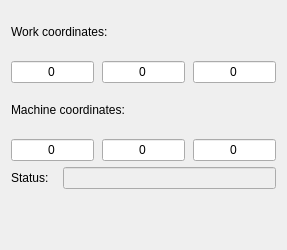
This is View/StateForm.ui in octronic-uk/Candle as Qt 5 draws it before an edit. The edited form follows.
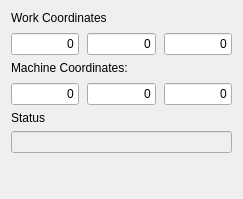
This is the edited form.

Diff of the .ui file:
```diff
--- a/View/StateForm.ui
+++ b/View/StateForm.ui
@@ -6,14 +6,14 @@
    <rect>
     <x>0</x>
     <y>0</y>
-    <width>287</width>
-    <height>250</height>
+    <width>243</width>
+    <height>199</height>
    </rect>
   </property>
   <property name="windowTitle">
    <string>Form</string>
   </property>
-  <layout class="QVBoxLayout" name="verticalLayout">
+  <layout class="QVBoxLayout" name="verticalLayout_2">
    <item>
     <layout class="QVBoxLayout" name="verticalLayout_4">
      <property name="spacing">
@@ -24,7 +24,7 @@
        <item>
         <widget class="QLabel" name="label">
          <property name="text">
-          <string>Work coordinates:</string>
+          <string>Work Coordinates</string>
          </property>
         </widget>
        </item>
@@ -44,7 +44,7 @@
           <string>0</string>
          </property>
          <property name="alignment">
-          <set>Qt::AlignCenter</set>
+          <set>Qt::AlignRight|Qt::AlignTrailing|Qt::AlignVCenter</set>
          </property>
          <property name="readOnly">
           <bool>true</bool>
@@ -60,7 +60,7 @@
           <string>0</string>
          </property>
          <property name="alignment">
-          <set>Qt::AlignCenter</set>
+          <set>Qt::AlignRight|Qt::AlignTrailing|Qt::AlignVCenter</set>
          </property>
          <property name="readOnly">
           <bool>true</bool>
@@ -76,7 +76,7 @@
           <string>0</string>
          </property>
          <property name="alignment">
-          <set>Qt::AlignCenter</set>
+          <set>Qt::AlignRight|Qt::AlignTrailing|Qt::AlignVCenter</set>
          </property>
          <property name="readOnly">
           <bool>true</bool>
@@ -97,7 +97,7 @@
        <item>
         <widget class="QLabel" name="label_2">
          <property name="text">
-          <string>Machine coordinates:</string>
+          <string>Machine Coordinates:</string>
          </property>
         </widget>
        </item>
@@ -117,7 +117,7 @@
           <string>0</string>
          </property>
          <property name="alignment">
-          <set>Qt::AlignCenter</set>
+          <set>Qt::AlignRight|Qt::AlignTrailing|Qt::AlignVCenter</set>
          </property>
          <property name="readOnly">
           <bool>true</bool>
@@ -133,7 +133,7 @@
           <string>0</string>
          </property>
          <property name="alignment">
-          <set>Qt::AlignCenter</set>
+          <set>Qt::AlignRight|Qt::AlignTrailing|Qt::AlignVCenter</set>
          </property>
          <property name="readOnly">
           <bool>true</bool>
@@ -149,7 +149,7 @@
           <string>0</string>
          </property>
          <property name="alignment">
-          <set>Qt::AlignCenter</set>
+          <set>Qt::AlignRight|Qt::AlignTrailing|Qt::AlignVCenter</set>
          </property>
          <property name="readOnly">
           <bool>true</bool>
@@ -161,18 +161,15 @@
     </layout>
    </item>
    <item>
-    <layout class="QFormLayout" name="formLayout">
-     <property name="horizontalSpacing">
-      <number>14</number>
-     </property>
-     <item row="0" column="0">
+    <layout class="QVBoxLayout" name="verticalLayout">
+     <item>
       <widget class="QLabel" name="Label">
        <property name="text">
-        <string>Status:</string>
+        <string>Status</string>
        </property>
       </widget>
      </item>
-     <item row="0" column="1">
+     <item>
       <widget class="QLineEdit" name="txtStatus">
        <property name="enabled">
         <bool>false</bool>
@@ -181,7 +178,7 @@
         <string notr="true">QLineEdit {color: palette(text);}</string>
        </property>
        <property name="alignment">
-        <set>Qt::AlignCenter</set>
+        <set>Qt::AlignLeading|Qt::AlignLeft|Qt::AlignVCenter</set>
        </property>
        <property name="readOnly">
         <bool>true</bool>
@@ -193,6 +190,19 @@
      </item>
     </layout>
    </item>
+   <item>
+    <spacer name="verticalSpacer">
+     <property name="orientation">
+      <enum>Qt::Vertical</enum>
+     </property>
+     <property name="sizeHint" stdset="0">
+      <size>
+       <width>20</width>
+       <height>4</height>
+      </size>
+     </property>
+    </spacer>
+   </item>
   </layout>
  </widget>
  <resources/>
```
